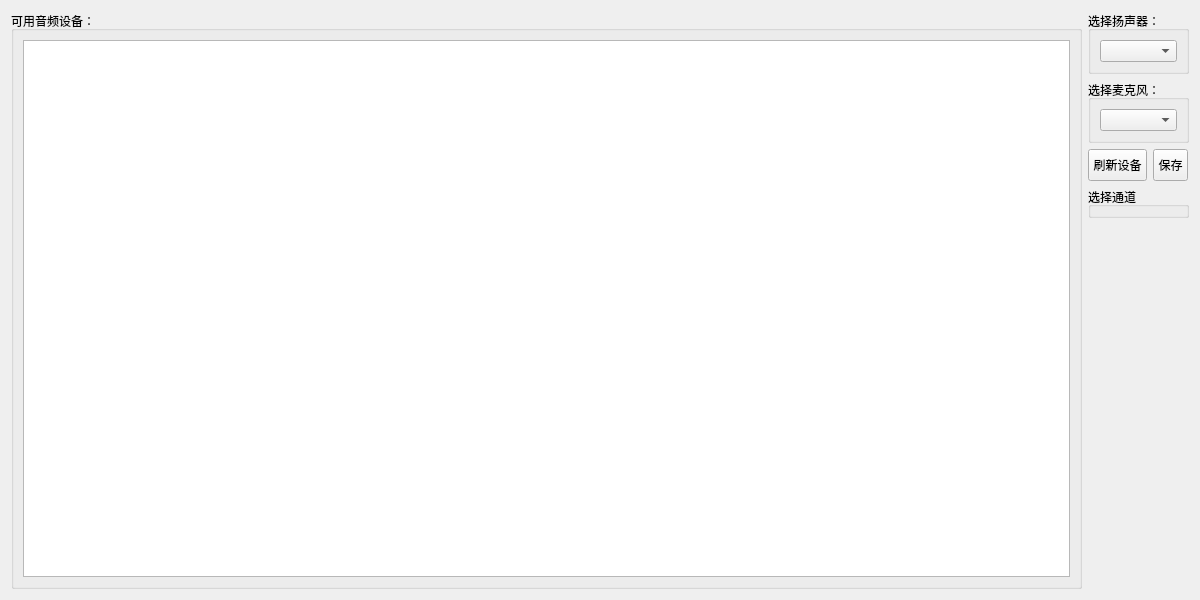
Qt form resources/ui/select_device.ui (zhouyichen01/HoleMembraneTest) before a commit.
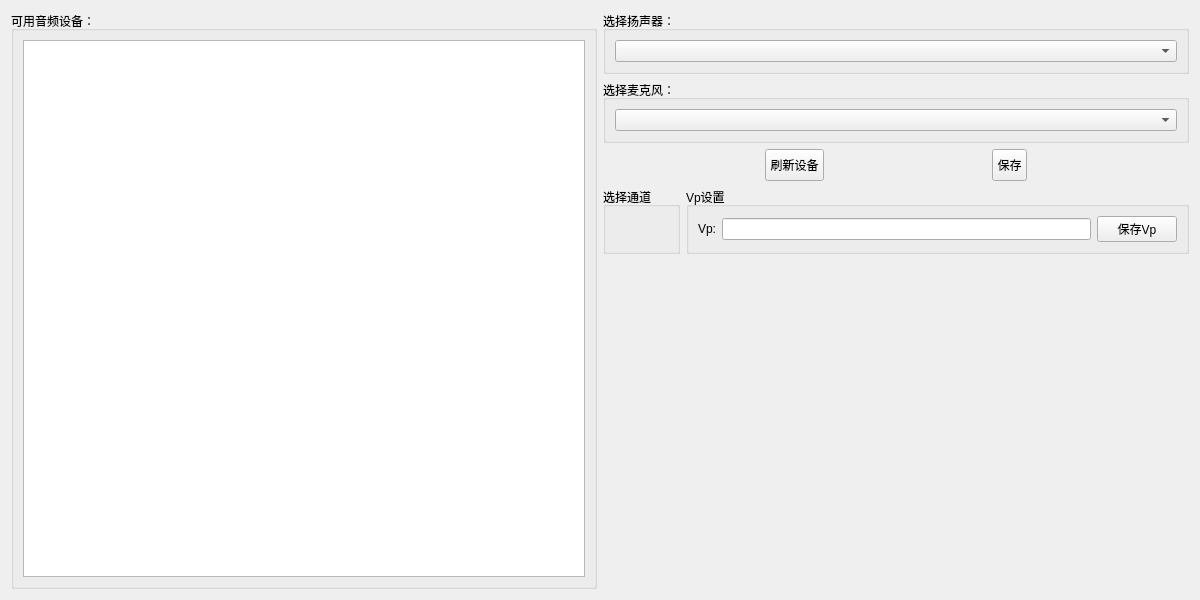
The same form after that commit.

```diff
--- a/resources/ui/select_device.ui
+++ b/resources/ui/select_device.ui
@@ -116,6 +116,8 @@
       </layout>
      </item>
      <item>
+      <layout class="QHBoxLayout" name="horizontalLayout_6">
+       <item>
       <widget class="QGroupBox" name="groupBox_4">
        <property name="minimumSize">
         <size>
@@ -127,6 +129,34 @@
         <string>选择通道</string>
        </property>
       </widget>
+       </item>
+       <item>
+        <widget class="QGroupBox" name="groupBox_5">
+         <property name="title">
+          <string>Vp设置</string>
+         </property>
+         <layout class="QHBoxLayout" name="horizontalLayout_7">
+          <item>
+           <widget class="QLabel" name="vp_label">
+            <property name="text">
+             <string>Vp:</string>
+            </property>
+           </widget>
+          </item>
+          <item>
+           <widget class="QLineEdit" name="vp_line_edit"/>
+          </item>
+          <item>
+           <widget class="QPushButton" name="save_vp_button">
+            <property name="text">
+             <string>保存Vp</string>
+            </property>
+           </widget>
+          </item>
+         </layout>
+        </widget>
+       </item>
+      </layout>
      </item>
      <item>
       <spacer name="verticalSpacer">
```
Lines whose indentation alone changed are shown as unchanged.
